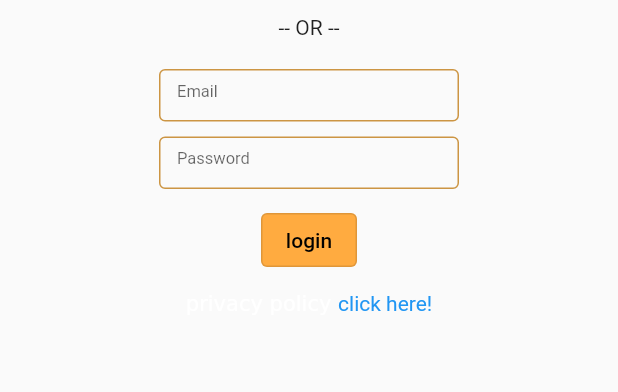
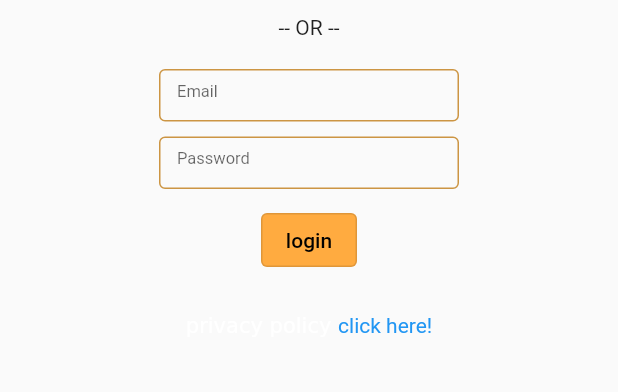
Before and after one commit to pavanmiboso/Actiwoodemoweb, a Flutter app: the screen it shows after launch, on a phone screen of 412 x 824 dp, the part 231-623 px from its top. Run offline on Flutter 3.47's test engine with Material 2 defaults, Android fonts, the phone set to English and light mode, and no system bars; missing offline and left inert: dart:html.

Commit message:
increase gap size bw widgets

```diff
--- a/lib/home_page.dart
+++ b/lib/home_page.dart
@@ -125,7 +125,7 @@ class _HomePageState extends State<HomePage> {
             ),
           ),
           const SizedBox(
-            height: 10,
+            height: 25,
           ),
           RichText(
             text: TextSpan(children: [
```
